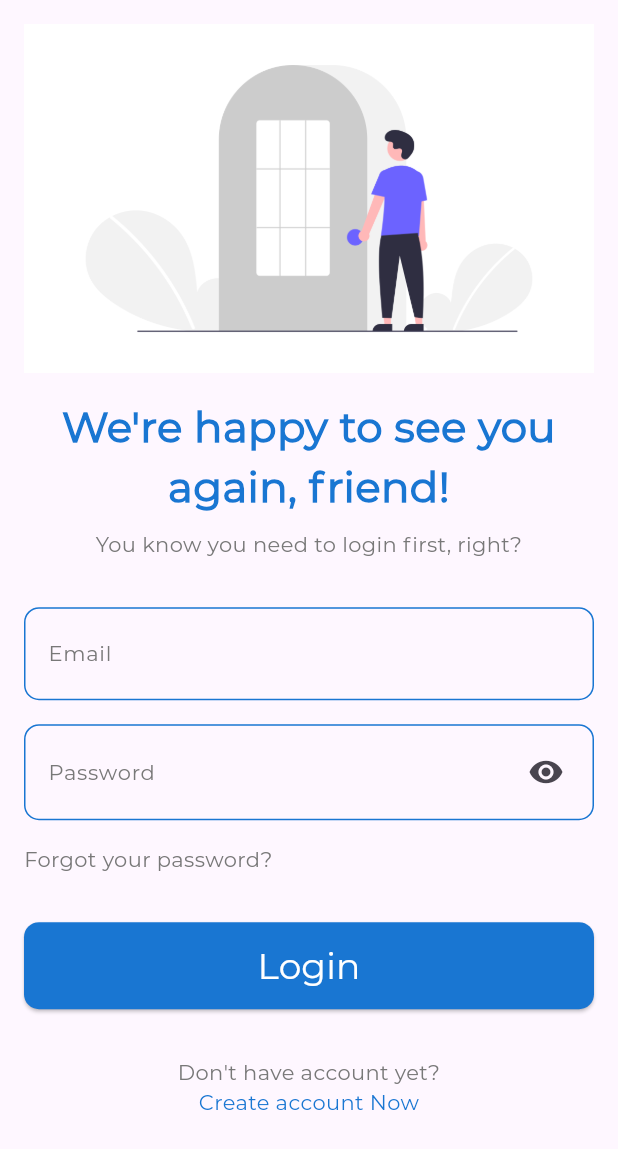
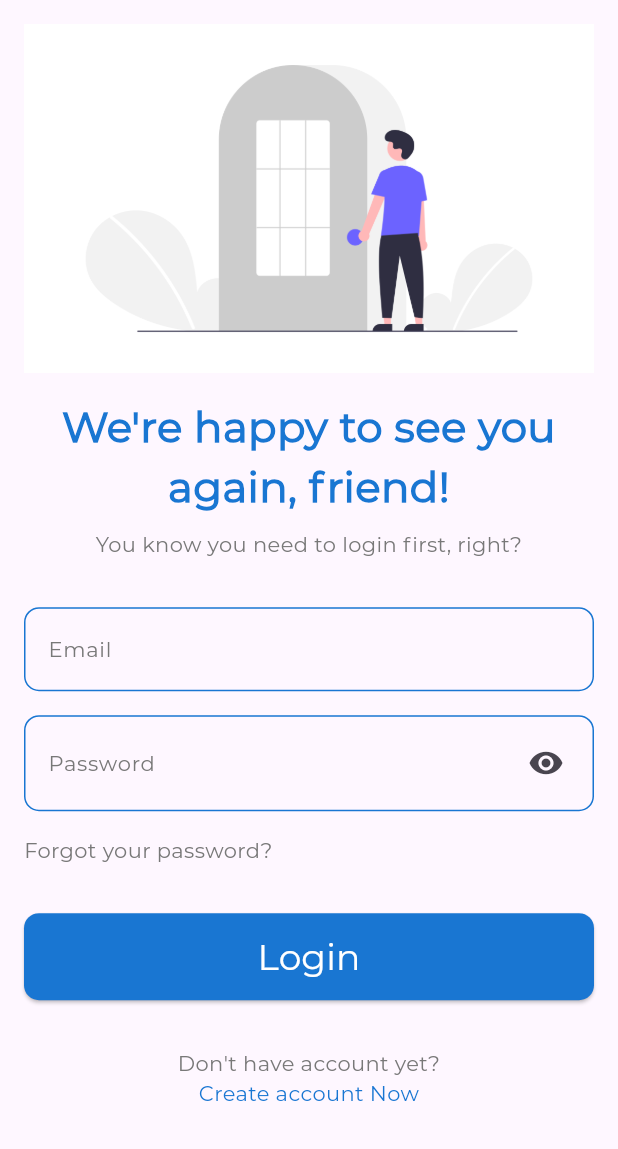
Before and after one commit to MuhIbrahimm/aplikasi_mobile, a Flutter app: the screen it shows after launch, on a phone screen of 412 x 824 dp. Shown: the top 1149 px of the screen. Run offline on Flutter 3.47's test engine with Material 3 defaults, Android fonts, the phone set to English and light mode, and no system bars.

Commit message:
updating style

```diff
--- a/lib/style.dart
+++ b/lib/style.dart
@@ -24,7 +24,7 @@ class TextStyles {
   static TextStyle body = const TextStyle(
     fontFamily: 'Montserrat',
     fontWeight: FontWeight.normal,
-    fontSize: 20.0,
+    fontSize: 16.0,
     color: appColors.bodyText,
   );
 
```
